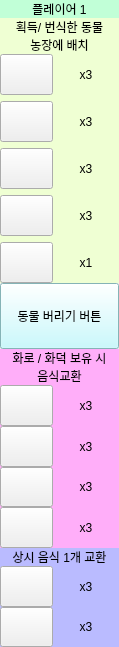
The window that Agricola_Front/data/Basic/sidebar.ui (HiImSUN/Agricola-Front_ui-images-py) describes before a commit, drawn with Qt 5.
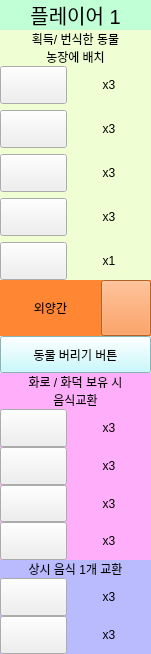
The same window after the commit. Icons and pictures are not drawn.

Patch:
```diff
--- a/Agricola_Front/data/Basic/sidebar.ui
+++ b/Agricola_Front/data/Basic/sidebar.ui
@@ -6,8 +6,8 @@
    <rect>
     <x>0</x>
     <y>0</y>
-    <width>119</width>
-    <height>647</height>
+    <width>151</width>
+    <height>654</height>
    </rect>
   </property>
   <property name="sizePolicy">
@@ -48,7 +48,7 @@
     <number>0</number>
    </property>
    <item>
-    <layout class="QVBoxLayout" name="verticalLayout" stretch="1,8,2,6,3">
+    <layout class="QVBoxLayout" name="verticalLayout" stretch="1,8,3,6,3">
      <property name="spacing">
       <number>0</number>
      </property>
@@ -65,6 +65,11 @@
            <verstretch>0</verstretch>
           </sizepolicy>
          </property>
+         <property name="font">
+          <font>
+           <pointsize>15</pointsize>
+          </font>
+         </property>
          <property name="styleSheet">
           <string notr="true">background-color: rgb(193, 255, 215);</string>
          </property>
@@ -133,7 +138,7 @@
             <verstretch>0</verstretch>
            </sizepolicy>
           </property>
-          <layout class="QGridLayout" name="gridLayout_5" rowstretch="1,1,1,1,1" columnstretch="4,5">
+          <layout class="QGridLayout" name="gridLayout_5" rowstretch="1,1,1,1,1" columnstretch="4,5" rowminimumheight="0,0,0,0,0">
            <property name="leftMargin">
             <number>0</number>
            </property>
@@ -152,8 +157,8 @@
            <property name="verticalSpacing">
             <number>-1</number>
            </property>
-           <item row="3" column="0">
-            <widget class="QPushButton" name="btn_unit">
+           <item row="4" column="0">
+            <widget class="QPushButton" name="pushButton">
              <property name="sizePolicy">
               <sizepolicy hsizetype="Minimum" vsizetype="Minimum">
                <horstretch>0</horstretch>
@@ -161,15 +166,21 @@
               </sizepolicy>
              </property>
              <property name="styleSheet">
-              <string notr="true">border-image: url(:/newPrefix/images/grain.png);</string>
+              <string notr="true">border-image: url(:/newPrefix/images/vegetable.png);</string>
              </property>
              <property name="text">
               <string/>
              </property>
             </widget>
            </item>
-           <item row="3" column="1">
-            <widget class="QLabel" name="btn_unit_count">
+           <item row="2" column="1">
+            <widget class="QLabel" name="label_2_pigcount">
+             <property name="sizePolicy">
+              <sizepolicy hsizetype="Minimum" vsizetype="Minimum">
+               <horstretch>0</horstretch>
+               <verstretch>0</verstretch>
+              </sizepolicy>
+             </property>
              <property name="text">
               <string>x3</string>
              </property>
@@ -178,8 +189,8 @@
              </property>
             </widget>
            </item>
-           <item row="1" column="0">
-            <widget class="QPushButton" name="btn_pig">
+           <item row="2" column="0">
+            <widget class="QPushButton" name="btn_cow">
              <property name="enabled">
               <bool>true</bool>
              </property>
@@ -190,7 +201,7 @@
               </sizepolicy>
              </property>
              <property name="styleSheet">
-              <string notr="true">border-image: url(:/newPrefix/images/pig.png);</string>
+              <string notr="true">border-image: url(:/newPrefix/images/cow.png);</string>
              </property>
              <property name="text">
               <string/>
@@ -198,6 +209,9 @@
              <property name="checkable">
               <bool>true</bool>
              </property>
+             <property name="checked">
+              <bool>false</bool>
+             </property>
             </widget>
            </item>
            <item row="0" column="1">
@@ -216,22 +230,6 @@
              </property>
             </widget>
            </item>
-           <item row="1" column="1">
-            <widget class="QLabel" name="label_2_cowcount">
-             <property name="sizePolicy">
-              <sizepolicy hsizetype="Minimum" vsizetype="Minimum">
-               <horstretch>0</horstretch>
-               <verstretch>0</verstretch>
-              </sizepolicy>
-             </property>
-             <property name="text">
-              <string>x3</string>
-             </property>
-             <property name="alignment">
-              <set>Qt::AlignCenter</set>
-             </property>
-            </widget>
-           </item>
            <item row="0" column="0">
             <widget class="QPushButton" name="btn_sheep">
              <property name="enabled">
@@ -255,8 +253,34 @@
              </property>
             </widget>
            </item>
-           <item row="2" column="0">
-            <widget class="QPushButton" name="btn_cow">
+           <item row="1" column="1">
+            <widget class="QLabel" name="label_2_cowcount">
+             <property name="sizePolicy">
+              <sizepolicy hsizetype="Minimum" vsizetype="Minimum">
+               <horstretch>0</horstretch>
+               <verstretch>0</verstretch>
+              </sizepolicy>
+             </property>
+             <property name="text">
+              <string>x3</string>
+             </property>
+             <property name="alignment">
+              <set>Qt::AlignCenter</set>
+             </property>
+            </widget>
+           </item>
+           <item row="3" column="1">
+            <widget class="QLabel" name="btn_unit_count">
+             <property name="text">
+              <string>x3</string>
+             </property>
+             <property name="alignment">
+              <set>Qt::AlignCenter</set>
+             </property>
+            </widget>
+           </item>
+           <item row="1" column="0">
+            <widget class="QPushButton" name="btn_pig">
              <property name="enabled">
               <bool>true</bool>
              </property>
@@ -267,7 +291,7 @@
               </sizepolicy>
              </property>
              <property name="styleSheet">
-              <string notr="true">border-image: url(:/newPrefix/images/cow.png);</string>
+              <string notr="true">border-image: url(:/newPrefix/images/pig.png);</string>
              </property>
              <property name="text">
               <string/>
@@ -277,24 +301,8 @@
              </property>
             </widget>
            </item>
-           <item row="2" column="1">
-            <widget class="QLabel" name="label_2_pigcount">
-             <property name="sizePolicy">
-              <sizepolicy hsizetype="Minimum" vsizetype="Minimum">
-               <horstretch>0</horstretch>
-               <verstretch>0</verstretch>
-              </sizepolicy>
-             </property>
-             <property name="text">
-              <string>x3</string>
-             </property>
-             <property name="alignment">
-              <set>Qt::AlignCenter</set>
-             </property>
-            </widget>
-           </item>
-           <item row="4" column="0">
-            <widget class="QPushButton" name="pushButton">
+           <item row="3" column="0">
+            <widget class="QPushButton" name="btn_unit">
              <property name="sizePolicy">
               <sizepolicy hsizetype="Minimum" vsizetype="Minimum">
                <horstretch>0</horstretch>
@@ -302,7 +310,7 @@
               </sizepolicy>
              </property>
              <property name="styleSheet">
-              <string notr="true">border-image: url(:/newPrefix/images/vegetable.png);</string>
+              <string notr="true">border-image: url(:/newPrefix/images/grain.png);</string>
              </property>
              <property name="text">
               <string/>
@@ -326,10 +334,85 @@
       </widget>
      </item>
      <item>
-      <layout class="QVBoxLayout" name="verticalLayout_3">
+      <layout class="QVBoxLayout" name="verticalLayout_3" stretch="3,2">
        <property name="spacing">
         <number>0</number>
        </property>
+       <item>
+        <widget class="QWidget" name="widget" native="true">
+         <property name="sizePolicy">
+          <sizepolicy hsizetype="Minimum" vsizetype="Minimum">
+           <horstretch>0</horstretch>
+           <verstretch>0</verstretch>
+          </sizepolicy>
+         </property>
+         <property name="minimumSize">
+          <size>
+           <width>0</width>
+           <height>10</height>
+          </size>
+         </property>
+         <property name="styleSheet">
+          <string notr="true">background-color: rgb(255, 134, 50);</string>
+         </property>
+         <layout class="QVBoxLayout" name="verticalLayout_4">
+          <property name="spacing">
+           <number>0</number>
+          </property>
+          <property name="leftMargin">
+           <number>0</number>
+          </property>
+          <property name="topMargin">
+           <number>0</number>
+          </property>
+          <property name="rightMargin">
+           <number>0</number>
+          </property>
+          <property name="bottomMargin">
+           <number>0</number>
+          </property>
+          <item>
+           <layout class="QHBoxLayout" name="horizontalLayout" stretch="2,1">
+            <property name="spacing">
+             <number>0</number>
+            </property>
+            <item>
+             <widget class="QLabel" name="label_2">
+              <property name="sizePolicy">
+               <sizepolicy hsizetype="Minimum" vsizetype="Minimum">
+                <horstretch>0</horstretch>
+                <verstretch>0</verstretch>
+               </sizepolicy>
+              </property>
+              <property name="text">
+               <string>외양간</string>
+              </property>
+              <property name="alignment">
+               <set>Qt::AlignCenter</set>
+              </property>
+             </widget>
+            </item>
+            <item>
+             <widget class="QPushButton" name="btn_pet">
+              <property name="sizePolicy">
+               <sizepolicy hsizetype="Minimum" vsizetype="Minimum">
+                <horstretch>0</horstretch>
+                <verstretch>0</verstretch>
+               </sizepolicy>
+              </property>
+              <property name="styleSheet">
+               <string notr="true">border-image: url(:/newPrefix/images/pet_0.png);</string>
+              </property>
+              <property name="text">
+               <string/>
+              </property>
+             </widget>
+            </item>
+           </layout>
+          </item>
+         </layout>
+        </widget>
+       </item>
        <item>
         <widget class="QPushButton" name="pushButton_dropanimal">
          <property name="sizePolicy">
```
